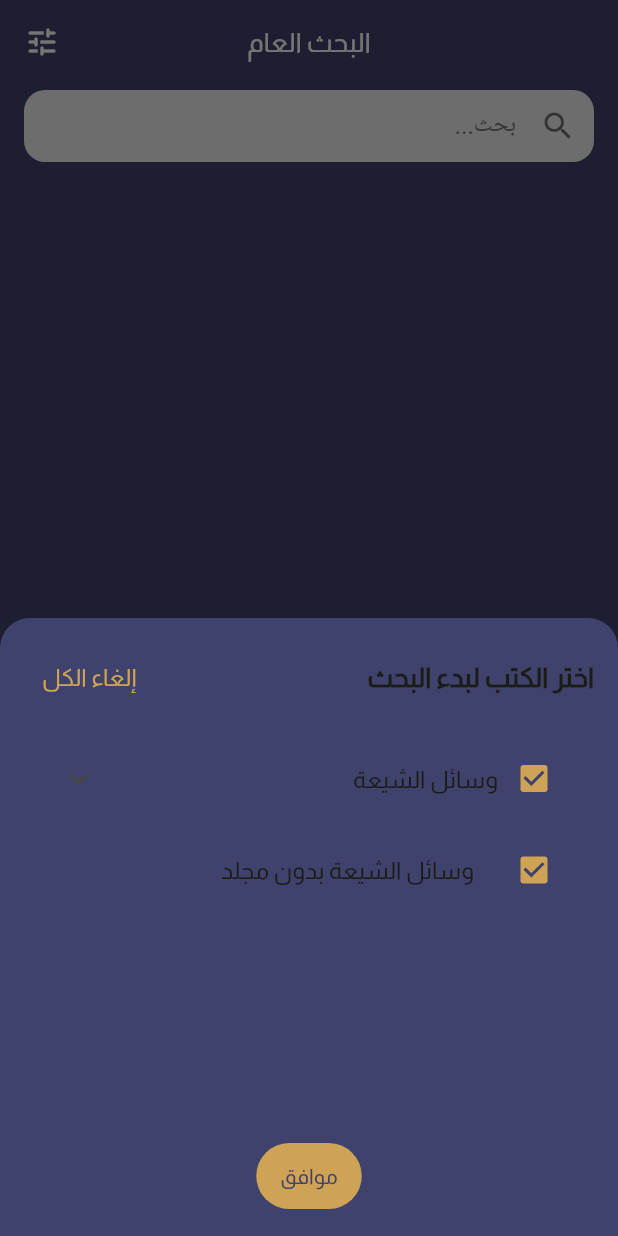
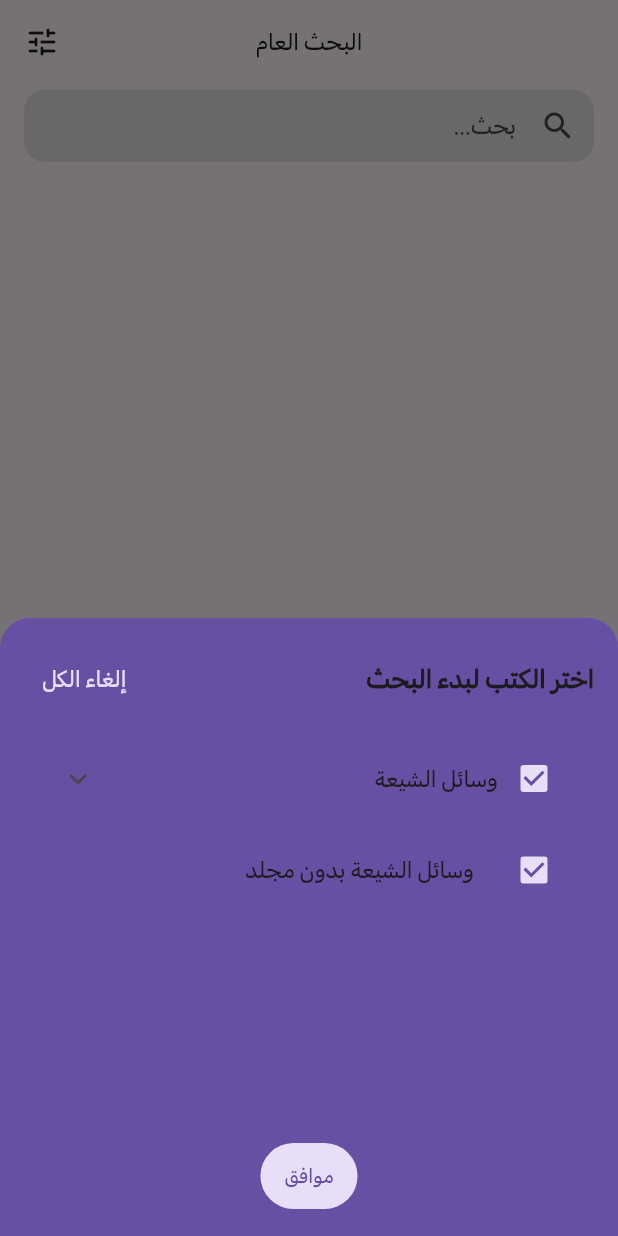
Before and after one commit to Amorphteam/z_platform, a Flutter app: the screen it shows after launch, item 3 of the bottom bar chosen, after a tap on the "tune" icon, on a phone screen of 412 x 824 dp. Run offline on Flutter 3.47's test engine with Material 3 defaults, Android fonts, the phone set to English and light mode, and no system bars; our stand-ins replace bloc, firebase_analytics, firebase_core, firebase_crashlytics, flutter_bloc, flutter_html and 7 more; missing offline and left inert: epub_parser; accounts and stored records are empty; network calls fail.

Commit message:
Delete all hardcode colors

```diff
--- a/lib/main.dart
+++ b/lib/main.dart
@@ -60,42 +60,6 @@ class MyApp extends StatelessWidget {
   Widget build(BuildContext context) {
     final themeHelper = Provider.of<ThemeHelper>(context);
 
-    const ColorScheme lightColorScheme = ColorScheme(
-      brightness: Brightness.light,
-      primary: Color(0xFF3f426d),
-      onPrimary: Color(0xFFD3C8C8),
-      secondary: Color(0xFF5A6147),
-      onSecondary: Color(0xFFFFFFFF),
-      error: Color(0xFFBA1A1A),
-      onError: Color(0xFFFFFFFF),
-      surface: Color(0xFFFBF9F1),
-      onSurface: Color(0xFF1B1C17),
-      primaryContainer: Color(0xFFCDEF84),
-      onPrimaryContainer: Color(0xFF141F00),
-      secondaryContainer: Color(0xFFCFA355),
-      onSecondaryContainer: Color(0xFF171E09),
-      tertiaryContainer: Color(0xFFBCECE4),
-      onTertiaryContainer: Color(0xFF00201D),
-      errorContainer: Color(0xFFFFDAD6),
-      onErrorContainer: Color(0xFF410002),
-      surfaceContainerHighest: Color(0xFFE2E4D4),
-      onSurfaceVariant: Color(0xFF45483C),
-      outline: Color(0xFF76786B),
-      outlineVariant: Color(0xFFC6C8B9),
-    );
-
-    const ColorScheme darkColorScheme = ColorScheme(
-      brightness: Brightness.dark,
-      primary: Color(0xFF19192d),
-      onPrimary: Color(0xFF111111),
-      secondary: Color(0xFF5A6147),
-      onSecondary: Color(0xFFFFFFFF),
-      error: Color(0xFFBA1A1A),
-      onError: Color(0xFFFFFFFF),
-      surface: Color(0xFF111111),
-      onSurface: Color(0xFFa0a0af),
-    );
-
     final ThemeData lightTheme = ThemeData(
       useMaterial3: true,
       navigationBarTheme: NavigationBarThemeData(
@@ -103,8 +67,8 @@ class MyApp extends StatelessWidget {
           const TextStyle(),
         ),
       ),
-      colorScheme: lightColorScheme,
-      fontFamily: 'almarai',
+      // colorScheme: lightColorScheme,
+      fontFamily: 'SFProDisplay',
     );
 
     final ThemeData darkTheme = ThemeData(
@@ -114,8 +78,8 @@ class MyApp extends StatelessWidget {
           const TextStyle(),
         ),
       ),
-      colorScheme: darkColorScheme,
-      fontFamily: 'almarai',
+      // colorScheme: darkColorScheme,
+      fontFamily: 'SFProDisplay',
     );
 
     return BlocProvider(
@@ -134,15 +98,6 @@ class MyApp extends StatelessWidget {
         builder: (context, child) {
           // Detect current brightness (light or dark mode)
           final brightness = MediaQuery.of(context).platformBrightness;
-
-          // Set the navigation bar color dynamically
-          // SystemChrome.setSystemUIOverlayStyle(SystemUiOverlayStyle(
-          //   systemNavigationBarColor:
-          //   brightness == Brightness.dark ? Color(0xFF111111) : Color(0xFFD3C8C8),
-          //   systemNavigationBarIconBrightness:
-          //   brightness == Brightness.dark ? Brightness.light : Brightness.dark,
-          // ));
-
           return child!;
         },
       ),
@@ -171,10 +126,6 @@ void lockOrientation() {
 bool isMobileDevice() {
   // Get device information
   final window = WidgetsBinding.instance.window;
-  final width = window.physicalSize.width / window.devicePixelRatio;
-  final height = window.physicalSize.height / window.devicePixelRatio;
-
-  // Calculate diagonal screen size in inches
   final diagonalInPixels = sqrt(pow(window.physicalSize.width, 2) +
       pow(window.physicalSize.height, 2));
   final diagonalInInches = diagonalInPixels / (window.devicePixelRatio * 160);
--- a/lib/screen/host/host_screen.dart
+++ b/lib/screen/host/host_screen.dart
@@ -49,8 +49,6 @@ class _HostScreenState extends State<HostScreen> {
             });
           },
           type: BottomNavigationBarType.fixed,
-          selectedItemColor: Theme.of(context).colorScheme.secondaryContainer,
-          unselectedItemColor: Theme.of(context).colorScheme.onSurface,
           items: [
             BottomNavigationBarItem(
               icon: Icon(_currentIndex == 0 ? Icons.home : Icons.home_outlined),
--- a/lib/screen/library/library_screen.dart
+++ b/lib/screen/library/library_screen.dart
@@ -50,7 +50,6 @@ class _LibraryScreenState extends State<LibraryScreen> {
     double screenWidth = MediaQuery.of(context).size.width;
 
     return Scaffold(
-      backgroundColor: Theme.of(context).colorScheme.primary,
       body: BlocBuilder<LibraryCubit, LibraryState>(
         builder: (context, state) => state.when(
           initial: () => const Center(child: CircularProgressIndicator()),
@@ -72,7 +71,6 @@ class _LibraryScreenState extends State<LibraryScreen> {
                     }
                   },
                   child: Card(
-                    color: Theme.of(context).colorScheme.onPrimary,
                     shape: RoundedRectangleBorder(
                       borderRadius: BorderRadius.circular(8.0),
                     ),
--- a/lib/screen/search/search_screen.dart
+++ b/lib/screen/search/search_screen.dart
@@ -29,7 +29,6 @@ class _SearchScreenState extends State<SearchScreen> {
 
   @override
   Widget build(BuildContext context) => Scaffold(
-        backgroundColor: Theme.of(context).colorScheme.primary,
         appBar: CustomAppBar(
           showSearchBar: true,
           title: "البحث العام",
@@ -52,20 +51,11 @@ class _SearchScreenState extends State<SearchScreen> {
                 initial: () => Center(
                     child: Text('ابدأ البحث',
                         style: Theme.of(context).textTheme.titleLarge?.copyWith(
-                            color: Theme.of(context).colorScheme.onSecondary))),
+                            color: Theme.of(context).colorScheme.onSurface))),
                 loading: () => Center(
                     child: Column(
                   crossAxisAlignment: CrossAxisAlignment.center,
                   mainAxisAlignment: MainAxisAlignment.center,
-                  children: [
-                    // CircularProgressIndicator(
-                    //   color: Theme.of(context).colorScheme.secondary,
-                    // ),
-                    // Padding(
-                    //   padding: const EdgeInsets.all(8.0),
-                    //   child: Text('جاری البحث'),
-                    // ),
-                  ],
                 )),
                 loaded: (searchResults, isRunningSearch) =>
                     SearchResultsWidget(
@@ -106,7 +96,7 @@ class _SearchScreenState extends State<SearchScreen> {
         openBookSelectionSheet(allBooks);
         context.read<SearchCubit>().resetState();
       },
-      icon: const Icon(Icons.tune_rounded, color: Colors.white),
+      icon: const Icon(Icons.tune_rounded),
     );
   }
 
--- a/lib/widget/custom_appbar.dart
+++ b/lib/widget/custom_appbar.dart
@@ -69,32 +69,24 @@ class _CustomAppBarState extends State<CustomAppBar> {
               : null,
           leading: widget.leftIcon != null
               ? IconButton(
-            icon: Icon(widget.leftIcon,
-                color: Colors.white),
+            icon: Icon(widget.leftIcon),
             onPressed: widget.onLeftTap ?? _showAboutUs,
           )
               : widget.leftWidget ?? IconButton(
-            icon: const Icon(Icons.arrow_back,
-                color: Colors.white),
+            icon: const Icon(Icons.arrow_back),
             onPressed: () => Navigator.of(context).pop(),
           ),
           title: Padding(
             padding: const EdgeInsets.all(8.0),
             child: Text(
               widget.title,
-              style: TextStyle(
-                color: widget.backgroundImage != null ? Colors.white : Theme.of(context).colorScheme.secondary,
-                fontSize: 18,
-                fontWeight: FontWeight.normal,
-              ),
-            ),
+              style: Theme.of(context).textTheme.titleMedium,),
           ),
           centerTitle: true,
           actions: widget.rightIcon != null
               ? [
             IconButton(
-              icon: Icon(widget.rightIcon,
-                  color: widget.backgroundImage != null ? Colors.white : (isDarkMode ? Colors.white : Colors.black)),
+              icon: Icon(widget.rightIcon),
               onPressed: widget.onRightTap ?? () => _showThemeDialog(context),
             ),
           ]
@@ -105,12 +97,6 @@ class _CustomAppBarState extends State<CustomAppBar> {
             padding: const EdgeInsets.symmetric(horizontal: 16.0, vertical: 4),
             child: Directionality(
               textDirection: TextDirection.rtl,
-              child: Theme(
-                data: ThemeData(
-                  textSelectionTheme: TextSelectionThemeData(
-                    cursorColor: isDarkMode ? Colors.white : Colors.black,
-                  ),
-                ),
               child: TextField(
                 controller: _searchController,
                 onChanged: (value) {
@@ -120,14 +106,10 @@ class _CustomAppBarState extends State<CustomAppBar> {
                 onSubmitted: widget.onSubmitted,
                 decoration: InputDecoration(
                   hintText: "بحث...",
-                    hintStyle: TextStyle(
-                      color: isDarkMode ? Colors.grey[400] : Colors.grey[600],
-                    ),
-                    prefixIcon: Icon(Icons.search,
-                        color: isDarkMode ? Colors.white : Colors.black54),
+                  prefixIcon: Icon(Icons.search),
                   suffixIcon: _searchController.text.isNotEmpty
                       ? IconButton(
-                      icon: Icon(Icons.clear, color: isDarkMode ? Colors.white : Colors.black54),
+                    icon: Icon(Icons.clear),
                     onPressed: () {
                       _searchController.clear();
                       setState(() {});
@@ -136,14 +118,11 @@ class _CustomAppBarState extends State<CustomAppBar> {
                   )
                       : null,
                   filled: true,
-                    fillColor: isDarkMode ? Colors.grey[900] : Colors.grey[200],
                   border: OutlineInputBorder(
                     borderRadius: BorderRadius.circular(14),
                     borderSide: BorderSide.none,
                   ),
                   contentPadding: const EdgeInsets.symmetric(vertical: 0),
-                  ),
-                  style: TextStyle(color: isDarkMode ? Colors.white : Colors.black),
                 ),
               ),
             ),
--- a/pubspec.yaml
+++ b/pubspec.yaml
@@ -103,3 +103,6 @@ flutter:
     - family: almarai
       fonts:
         - asset: assets/font/almarai.ttf
+    - family: SFProDisplay
+      fonts:
+        - asset: assets/font/SFArabic.ttf
```
Also changed, not shown: lib/screen/bookmark/bookmark_screen.dart (+2 -20 lines), lib/screen/bookmark/widgets/history_list_widget.dart (+2 -10 lines), lib/screen/toc/toc_screen.dart (+3 -7 lines), assets/font/SFArabic.ttf (added), pubspec.lock, 6 other files. Lines whose indentation alone changed are shown as unchanged.
